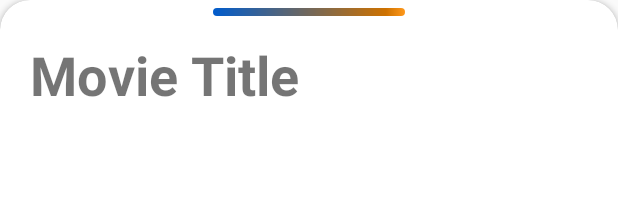
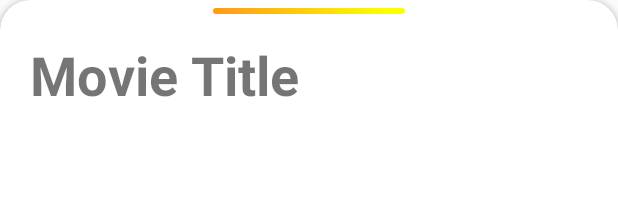
Before and after one commit to zain-ak/Movie-Viewer, an Android app: the layout movie_card.xml on its own in the app's theme, with its tools: preview values and no code run, on a phone screen of 412 x 824 dp. Shown: the top 198 px of the screen. Run offline under Robolectric (Android 15) with nearby library versions, the phone set to English and light mode, and no system bars.

```diff
--- a/app/src/main/res/drawable/movie_card_slider_shape.xml
+++ b/app/src/main/res/drawable/movie_card_slider_shape.xml
@@ -12,13 +12,13 @@
         android:type="linear"
         android:angle="0"
         android:centerX="0.9"
-        android:centerColor="@color/colorPrimaryDark"
-        android:startColor="@color/colorSecondaryDark"
-        android:endColor="@color/colorPrimary"/>
+        android:centerColor="#FCFF00"
+        android:startColor="@color/colorPrimary"
+        android:endColor="#FCFF00"/>
 
     <size
         android:width="128dp"
-        android:height="5dp" />
+        android:height="4dp" />
 
     <padding
         android:bottom="5dp" />
```
Also changed, not shown: app/src/main/java/android/learning/movieviewer/ui/main/MovieFragment.java (+8 -0 lines), 2 other files.
